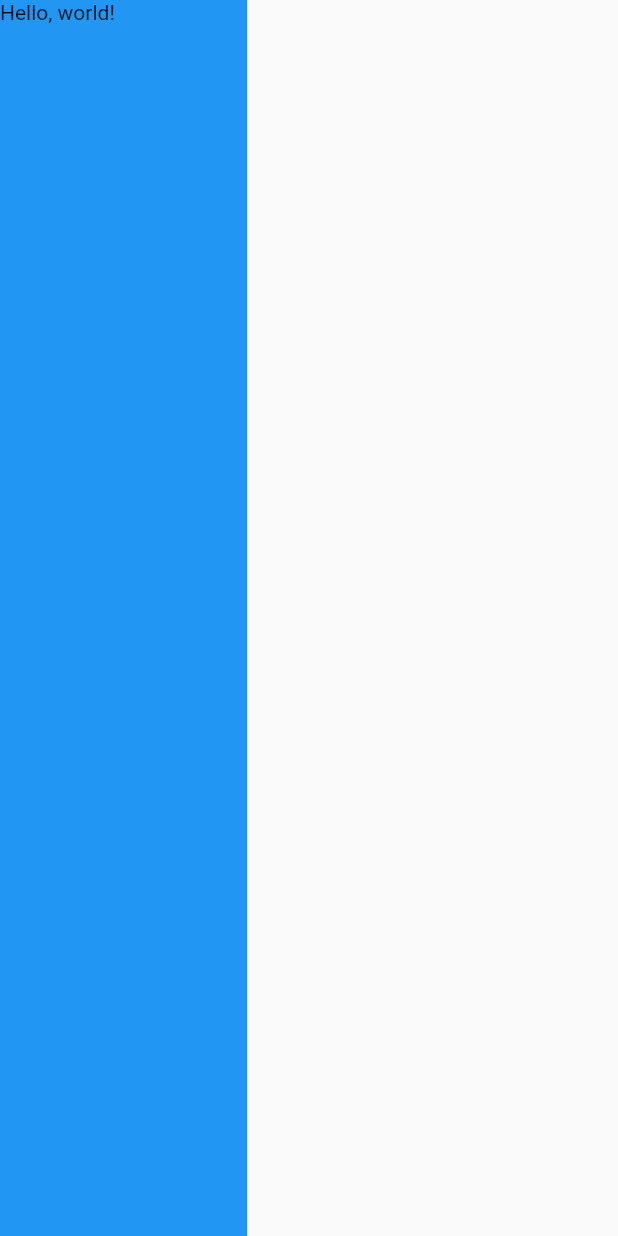
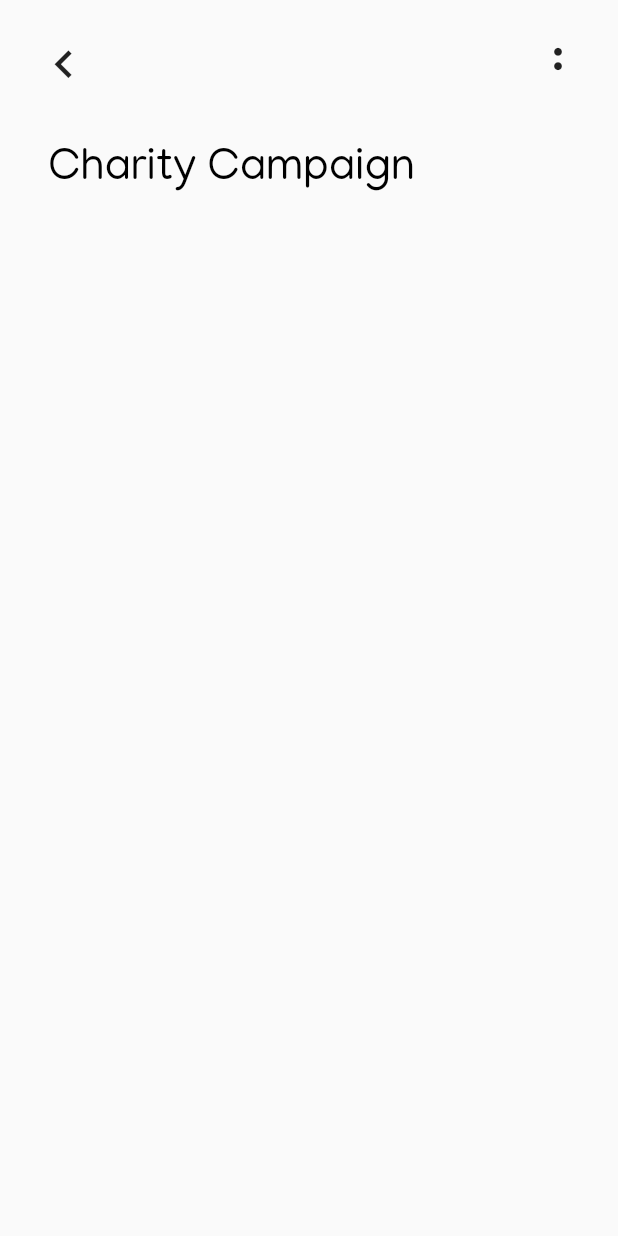
Before and after one commit to okok147/Flutter-UI-Reality, a Flutter app: the HomePage screen opened by its route, on a phone screen of 412 x 824 dp. Run offline on Flutter 3.47's test engine with Material 2 defaults, Android fonts, the phone set to English and light mode, and no system bars; our stand-ins replace font_awesome_flutter.

```diff
--- a/friendly_forest_02/lib/router.dart
+++ b/friendly_forest_02/lib/router.dart
@@ -7,6 +7,8 @@ const String infoViewRoute = '/info';
 
 Route<dynamic> generateRoute(RouteSettings settings) {
   switch (settings.name) {
+
+
     case homeViewRoute:
       return MaterialPageRoute(builder: (_) => HomePage());
 
@@ -16,6 +18,6 @@ Route<dynamic> generateRoute(RouteSettings settings) {
       break;
 
     default:
-      return MaterialPageRoute(builder: (_) => InfoPage());
+      return MaterialPageRoute(builder: (_) => HomePage());
   }
 }
--- a/friendly_forest_02/lib/utils.dart
+++ b/friendly_forest_02/lib/utils.dart
@@ -1,4 +1,5 @@
 import 'package:flutter/widgets.dart';
+import 'package:friendly_forest_02/views/home.dart';
 
 class SizeConfig {
   static MediaQueryData _mediaQueryData;
@@ -36,3 +37,15 @@ const infoTextStyle = const TextStyle(
   color: Color(0xff000000),
   fontFamily: 'Manjari',
 );
+
+const headerTextStyle = const TextStyle(
+  fontSize: 30.0,
+  fontWeight: FontWeight.w400,
+  color: Color(0xff000000),
+  fontFamily: 'Manjari',
+);
+const AllAlign = const EdgeInsets.fromLTRB(16, 16, 16, 16);
+const HomePageAlign = const EdgeInsets.only(left: 16.0);
+
+
+double SizeBoxSize = 33.0;
--- a/friendly_forest_02/lib/views/home.dart
+++ b/friendly_forest_02/lib/views/home.dart
@@ -2,7 +2,6 @@ import 'package:flutter/material.dart';
 import 'package:flutter/cupertino.dart';
 import 'package:friendly_forest_02/router.dart';
 import 'package:friendly_forest_02/utils.dart';
-import 'dart:math';
 
 class HomePage extends StatefulWidget {
   HomePage({Key key, this.title}) : super(key: key);
@@ -16,13 +15,50 @@ class HomePage extends StatefulWidget {
 class _HomePageState extends State<HomePage> {
   Widget build(BuildContext context) {
     return Scaffold(
-      body: AspectRatio(
-        aspectRatio: 1 / 5,
-        child: Container(
-          color: Colors.blue,
-          child: Text('Hello, world!'),
-        ),
+        body: Padding(
+      padding: AllAlign,
+      child: ListView(
+        children: <Widget>[
+          Column(
+            mainAxisAlignment: MainAxisAlignment.spaceBetween,
+            children: <Widget>[
+              Row(
+                children: <Widget>[
+                  IconButton(
+                    icon: Icon(
+                      Icons.keyboard_arrow_left,
+                      size: 37,
+                    ),
+                    onPressed: () {
+                      Navigator.popAndPushNamed(context, infoViewRoute);
+                    },
+                  ),
+                  Spacer(),
+                  IconButton(
+                    icon: new Icon(
+                      const IconData(0xe900, fontFamily: 'Menu Dot'),
+                    ),
+                    onPressed: () {},
+                  ),
+                ],
+              ),
+              SizedBox(
+                height: SizeBoxSize,
+              ),
+              Padding(
+                padding: HomePageAlign,
+                child: Container(
+                  alignment: Alignment.topLeft,
+                  child: Text(
+                    'Charity Campaign',
+                    style: headerTextStyle,
+                  ),
+                ),
+              ),
+            ],
+          ),
+        ],
       ),
-    );
+    ));
   }
 }
--- a/friendly_forest_02/lib/views/info.dart
+++ b/friendly_forest_02/lib/views/info.dart
@@ -2,6 +2,11 @@ import 'package:flutter/material.dart';
 import 'package:friendly_forest_02/router.dart';
 import 'package:friendly_forest_02/utils.dart';
 import 'package:flutter/widgets.dart';
+import 'package:friendly_forest_02/views/home.dart';
+
+
+
+
 
 class InfoPage extends StatefulWidget {
   InfoPage({Key key, this.title}) : super(key: key);
@@ -84,7 +89,9 @@ class _InfoPageState extends State<InfoPage> {
                         height: 80.0,
                         child: RaisedButton(
                           color: Color(0xff2B55A8).withOpacity(0.95),
-                          onPressed: () {},
+                          onPressed: () {
+                            Navigator.pushNamed(context, homeViewRoute);
+                          },
                           child: const Text(
                             'GET STARTED',
                             style: TextStyle(
--- a/friendly_forest_02/pubspec.yaml
+++ b/friendly_forest_02/pubspec.yaml
@@ -69,6 +69,10 @@ flutter:
         - asset: fonts/Manjari/Manjari-Bold.ttf
           weight: 600
 
+    - family: Menu Dot
+      fonts:
+        - asset: fonts/MenuDot.ttf
+
 
 
 
```
Also changed, not shown: friendly_forest_02/assets/girl_and_monster.jpg (added), friendly_forest_02/assets/goodnight.jpg (added), friendly_forest_02/assets/secret_garden.jpg (added), friendly_forest_02/assets/summer_walk.jpg (added), friendly_forest_02/fonts/MenuDot.ttf (added), friendly_forest_02/process/day3.png (added), 1 other file.
